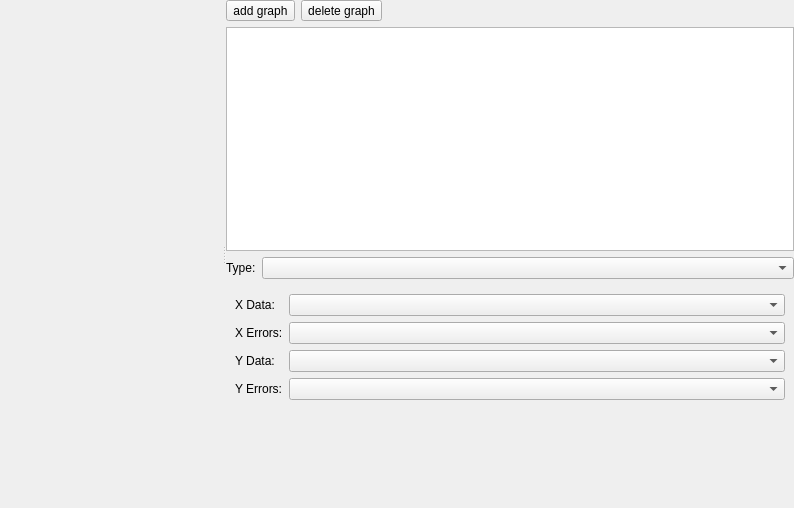
The window that plugins/table/qfrdrtableplotwidget.ui (jkriege2/QuickFit3) describes before a commit, drawn with Qt 5.
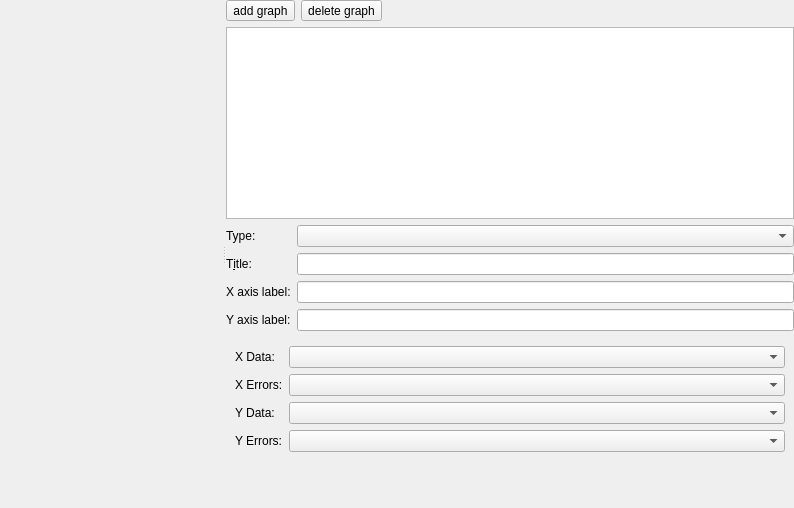
The same window after the commit. Icons and pictures are not drawn. Custom widgets are drawn as their Qt base class.

```diff
--- a/plugins/table/qfrdrtableplotwidget.ui
+++ b/plugins/table/qfrdrtableplotwidget.ui
@@ -82,6 +82,39 @@
            </property>
           </widget>
          </item>
+         <item row="1" column="0">
+          <widget class="QLabel" name="label_6">
+           <property name="text">
+            <string>T&amp;itle:</string>
+           </property>
+           <property name="buddy">
+            <cstring>edtTitle</cstring>
+           </property>
+          </widget>
+         </item>
+         <item row="1" column="1">
+          <widget class="QLineEdit" name="edtTitle"/>
+         </item>
+         <item row="2" column="0">
+          <widget class="QLabel" name="label_7">
+           <property name="text">
+            <string>X axis label:</string>
+           </property>
+          </widget>
+         </item>
+         <item row="3" column="0">
+          <widget class="QLabel" name="label_8">
+           <property name="text">
+            <string>Y axis label:</string>
+           </property>
+          </widget>
+         </item>
+         <item row="2" column="1">
+          <widget class="QLineEdit" name="edtXLabel"/>
+         </item>
+         <item row="3" column="1">
+          <widget class="QLineEdit" name="edtYLabel"/>
+         </item>
         </layout>
        </item>
        <item>
```
